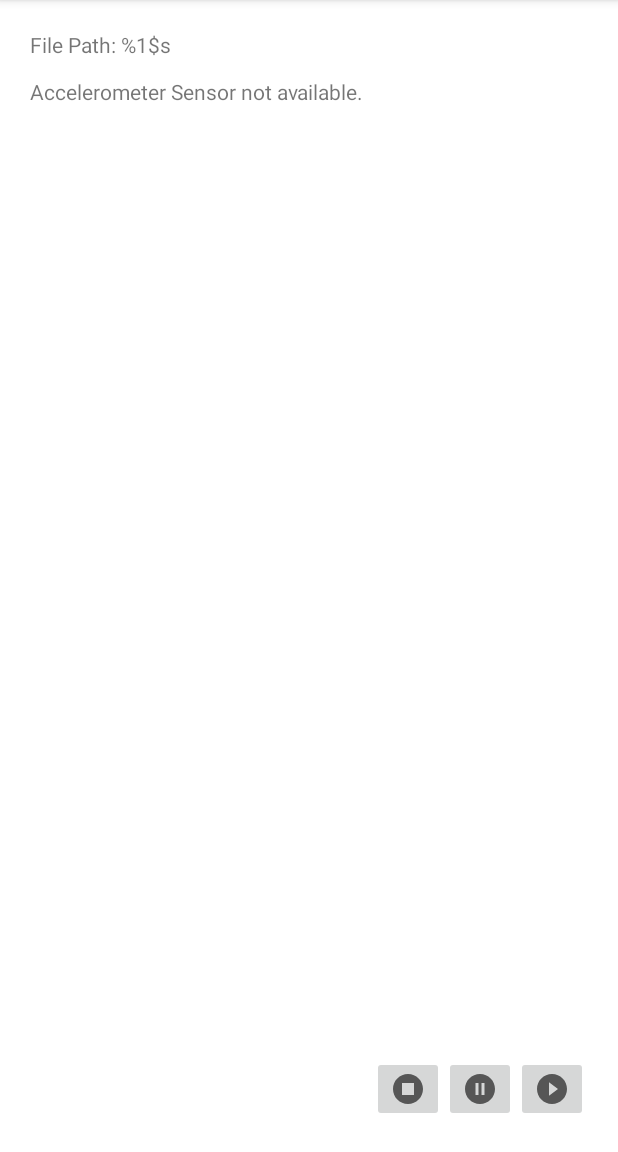
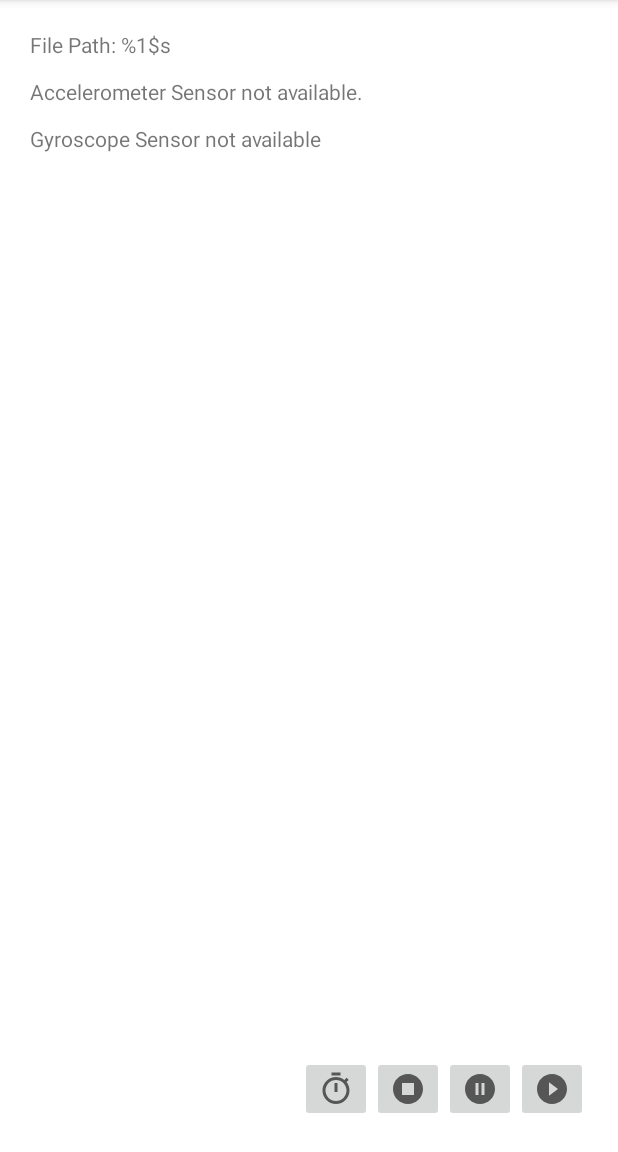
Before and after one commit to leschtz/mcl-activity-monitoring, an Android app: the screen it shows after launch (MainActivity), on a phone screen of 412 x 824 dp, the part 84-1236 px from its top. Run offline under Robolectric (Android 15) with nearby library versions, the light colour scheme and no system bars.

Commit message:
implementing gyroscope + timer button

```diff
--- a/app/src/main/java/com/example/activitymonitoring/DataLogger.java
+++ b/app/src/main/java/com/example/activitymonitoring/DataLogger.java
@@ -21,6 +21,10 @@ public class DataLogger {
 
     public DataLogger(Context context) {
         filesDir = context.getFilesDir();
+    }
+
+    public Boolean isRecording() {
+        return is_recording;
     }
 
     public Boolean startRecording() {
--- a/app/src/main/java/com/example/activitymonitoring/MainActivity.java
+++ b/app/src/main/java/com/example/activitymonitoring/MainActivity.java
@@ -17,6 +17,7 @@ import android.widget.Toast;
 public class MainActivity extends AppCompatActivity implements SensorEventListener {
     private SensorManager sensorManager;
     private Sensor sensorAccelerometer;
+    private Sensor sensorGyroscope;
     private DataLogger dataLogger;
 
     @Override
@@ -28,14 +29,20 @@ public class MainActivity extends AppCompatActivity implements SensorEventListen
 
         sensorAccelerometer = sensorManager.getDefaultSensor(Sensor.TYPE_ACCELEROMETER);
         if (sensorAccelerometer == null) {
-            TextView textSensorAccelerometer = (TextView) findViewById(R.id.value_accelerometer);
+            TextView textSensorAccelerometer = findViewById(R.id.value_accelerometer);
             textSensorAccelerometer.setText(getResources().getString(R.string.error_accelerometer_unavailable));
+        }
+
+        sensorGyroscope = sensorManager.getDefaultSensor(Sensor.TYPE_GYROSCOPE);
+        if (sensorGyroscope == null) {
+            TextView textSensorGyroscope = findViewById(R.id.value_gyroscope);
+            textSensorGyroscope.setText(getResources().getString(R.string.error_gyroscope_unavailable));
         }
 
         dataLogger = new DataLogger(getApplicationContext());
 
         Toast failureActivity = Toast.makeText(getApplicationContext(), R.string.toast_activity_failed, Toast.LENGTH_SHORT);
-        ImageButton playBtn = (ImageButton) findViewById(R.id.play_button);
+        ImageButton playBtn = findViewById(R.id.play_button);
         playBtn.setOnClickListener(new View.OnClickListener() {
             public void onClick(View view) {
                 if (dataLogger.startRecording()) {
@@ -46,7 +53,7 @@ public class MainActivity extends AppCompatActivity implements SensorEventListen
             }
         });
 
-        ImageButton pauseBtn = (ImageButton) findViewById(R.id.pause_button);
+        ImageButton pauseBtn = findViewById(R.id.pause_button);
         pauseBtn.setOnClickListener(new View.OnClickListener() {
             public void onClick(View view) {
                 if (dataLogger.pauseRecording()) {
@@ -56,7 +63,7 @@ public class MainActivity extends AppCompatActivity implements SensorEventListen
                 }
             }
         });
-        ImageButton stopBtn = (ImageButton) findViewById(R.id.stop_button);
+        ImageButton stopBtn = findViewById(R.id.stop_button);
         stopBtn.setOnClickListener(new View.OnClickListener() {
             public void onClick(View view) {
                 if (dataLogger.stopRecording()) {
@@ -64,6 +71,25 @@ public class MainActivity extends AppCompatActivity implements SensorEventListen
                 } else {
                     failureActivity.show();
                 }
+            }
+        });
+
+        ImageButton timerBtn = findViewById(R.id.timed_log_button);
+        timerBtn.setOnClickListener(new View.OnClickListener() {
+            public void onClick(View view) {
+                if (!dataLogger.startRecording()) {
+                    failureActivity.show();
+                    return;
+                }
+                Toast.makeText(getApplicationContext(), R.string.toast_start_recording, Toast.LENGTH_SHORT).show();
+
+                // todo: wait for t Seconds
+
+                if (!dataLogger.stopRecording()) {
+                    failureActivity.show();
+                    return;
+                }
+                Toast.makeText(getApplicationContext(), R.string.toast_stop_recording, Toast.LENGTH_SHORT).show();
             }
         });
     }
@@ -75,12 +101,16 @@ public class MainActivity extends AppCompatActivity implements SensorEventListen
         if (sensorAccelerometer != null) {
             sensorManager.registerListener(this, sensorAccelerometer, SensorManager.SENSOR_DELAY_NORMAL);
         }
+
+        if (sensorGyroscope != null) {
+            sensorManager.registerListener(this, sensorGyroscope, SensorManager.SENSOR_DELAY_NORMAL);
+        }
     }
 
     @Override
     protected void onStop() {
         super.onStop();
-        if(dataLogger != null) {
+        if (dataLogger != null) {
             // ensure no data is lost and the logger is nicely ending.
             dataLogger.stopRecording();
         }
@@ -92,18 +122,33 @@ public class MainActivity extends AppCompatActivity implements SensorEventListen
         int sensorType = sensorEvent.sensor.getType();
         long timestamp = System.currentTimeMillis();
 
+        float[] currentValue;
+
+        // data gets written to /data/data/com.example.activitymonitoring/files
+        if (dataLogger.isRecording()) {
+            TextView textFilePath = findViewById(R.id.label_file_path);
+            String path = dataLogger.getFilePath();
+            textFilePath.setText(getResources().getString(R.string.file_path, path));
+        } else {
+            TextView textFilePath = findViewById(R.id.label_file_path);
+            textFilePath.setText(getResources().getString(R.string.file_path, "NOT_RECORDING"));
+        }
+
         switch (sensorType) {
             case Sensor.TYPE_ACCELEROMETER:
-                float[] currentValue = sensorEvent.values;
+                currentValue = sensorEvent.values;
                 dataLogger.record(timestamp, currentValue, sensorEvent.sensor.getName());
 
-                // data gets written to /data/data/com.example.activitymonitoring/files
-                TextView textFilePath = (TextView) findViewById(R.id.label_file_path);
-                String path = dataLogger.getFilePath();
-                textFilePath.setText(getResources().getString(R.string.file_path, path));
+                TextView textValueAccelerometer = findViewById(R.id.value_accelerometer);
+                textValueAccelerometer.setText(getResources().getString(R.string.label_accelerometer, currentValue[0], currentValue[1], currentValue[2]));
+                break;
 
-                TextView textValueAccelerometer = (TextView) findViewById(R.id.value_accelerometer);
-                textValueAccelerometer.setText(getResources().getString(R.string.label_accelerometer, currentValue[0], currentValue[1], currentValue[2]));
+            case Sensor.TYPE_GYROSCOPE:
+                currentValue = sensorEvent.values;
+                dataLogger.record(timestamp, currentValue, sensorEvent.sensor.getName());
+
+                TextView textValueGyroscope = findViewById(R.id.value_gyroscope);
+                textValueGyroscope.setText(getResources().getString(R.string.label_gyroscope, currentValue[0], currentValue[1], currentValue[2]));
                 break;
             default:
                 // nothing
--- /dev/null
+++ b/app/src/main/res/drawable/ic_baseline_timer_24.xml
@@ -0,0 +1,10 @@
+<vector xmlns:android="http://schemas.android.com/apk/res/android"
+    android:width="24dp"
+    android:height="24dp"
+    android:viewportWidth="24"
+    android:viewportHeight="24"
+    android:tint="?attr/colorControlNormal">
+  <path
+      android:fillColor="@android:color/white"
+      android:pathData="M15,1L9,1v2h6L15,1zM11,14h2L13,8h-2v6zM19.03,7.39l1.42,-1.42c-0.43,-0.51 -0.9,-0.99 -1.41,-1.41l-1.42,1.42C16.07,4.74 14.12,4 12,4c-4.97,0 -9,4.03 -9,9s4.02,9 9,9 9,-4.03 9,-9c0,-2.12 -0.74,-4.07 -1.97,-5.61zM12,20c-3.87,0 -7,-3.13 -7,-7s3.13,-7 7,-7 7,3.13 7,7 -3.13,7 -7,7z"/>
+</vector>
--- a/app/src/main/res/layout/activity_main.xml
+++ b/app/src/main/res/layout/activity_main.xml
@@ -25,6 +25,15 @@
         app:layout_constraintLeft_toLeftOf="parent"
         app:layout_constraintTop_toBottomOf="@+id/label_file_path" />
 
+    <TextView
+        android:id="@+id/value_gyroscope"
+        android:layout_width="wrap_content"
+        android:layout_height="wrap_content"
+        android:layout_marginTop="12dp"
+        android:text="@string/label_gyroscope"
+        app:layout_constraintLeft_toLeftOf="parent"
+        app:layout_constraintTop_toBottomOf="@+id/value_accelerometer" />
+
     <ImageButton
         android:id="@+id/play_button"
         android:layout_width="wrap_content"
@@ -38,6 +47,7 @@
         android:id="@+id/stop_button"
         android:layout_width="wrap_content"
         android:layout_height="wrap_content"
+        android:contentDescription="Stop Logging Data"
         android:src="@drawable/ic_baseline_stop_circle_24"
         app:layout_constraintRight_toLeftOf="@+id/pause_button"
         app:layout_constraintBottom_toBottomOf="parent">
@@ -46,9 +56,19 @@
         android:id="@+id/pause_button"
         android:layout_width="wrap_content"
         android:layout_height="wrap_content"
+        android:contentDescription="Pause Logging Data"
         android:src="@drawable/ic_baseline_pause_circle_filled_24"
         app:layout_constraintRight_toLeftOf="@+id/play_button"
         app:layout_constraintBottom_toBottomOf="parent">
     </ImageButton>
+    <ImageButton
+        android:id="@+id/timed_log_button"
+        android:layout_width="wrap_content"
+        android:layout_height="wrap_content"
+        android:contentDescription="Timed Data Logging"
+        android:src="@drawable/ic_baseline_timer_24"
+        app:layout_constraintRight_toLeftOf="@+id/stop_button"
+        app:layout_constraintBottom_toBottomOf="parent">
+    </ImageButton>
 
 </androidx.constraintlayout.widget.ConstraintLayout>
--- a/app/src/main/res/values/strings.xml
+++ b/app/src/main/res/values/strings.xml
@@ -1,8 +1,10 @@
 <resources>
     <string name="app_name">Activity Monitoring</string>
     <string name="error_accelerometer_unavailable">Accelerometer Sensor not available.</string>
+    <string name="error_gyroscope_unavailable">Gyroscope Sensor not available</string>
     <string name="error_data_logging_unavailable">DataLogger not available.</string>
     <string name="label_accelerometer">Accelerometer Values: x: %1$.2f, y: %2$.2f, z: %3$.2f</string>
+    <string name="label_gyroscope">Gyroscope Values: x: %1$.2f, y: %2$.2f, z: %3$.2f</string>
     <string name="file_path">File Path: %1$s</string>
 
     <string name="play_icon_description">Start Logging Data</string>
```
